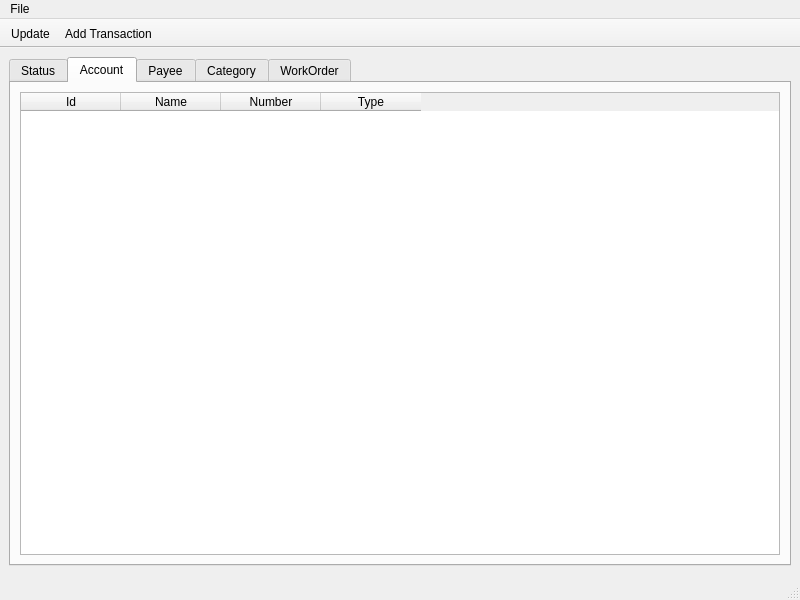
Old version of the form plutotool-dgui/mainwindow.ui in the repository warcomeb/PlutoTool.
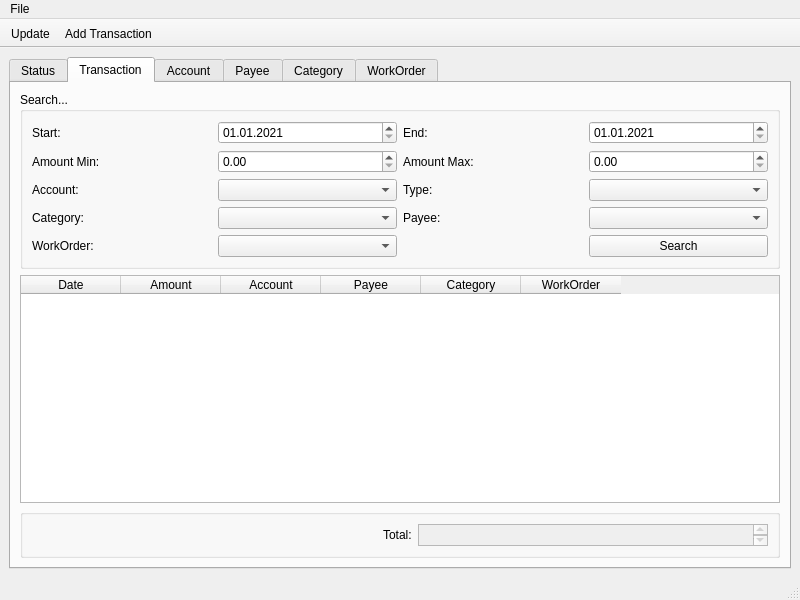
New version of the form.

Commit message: Working on print movements search.

The edit to the form file:
```diff
--- a/plutotool-dgui/mainwindow.ui
+++ b/plutotool-dgui/mainwindow.ui
@@ -11,7 +11,7 @@
    </rect>
   </property>
   <property name="sizePolicy">
-   <sizepolicy hsizetype="Maximum" vsizetype="Maximum">
+   <sizepolicy hsizetype="Expanding" vsizetype="Expanding">
     <horstretch>0</horstretch>
     <verstretch>0</verstretch>
    </sizepolicy>
@@ -33,6 +33,9 @@
     </size>
    </property>
    <layout class="QGridLayout" name="gridLayout">
+    <property name="sizeConstraint">
+     <enum>QLayout::SetMinAndMaxSize</enum>
+    </property>
     <item row="0" column="0">
      <widget class="QTabWidget" name="tabWidget">
       <property name="sizePolicy">
@@ -55,6 +58,259 @@
         <string>Status</string>
        </attribute>
       </widget>
+      <widget class="QWidget" name="tabTransaction">
+       <attribute name="title">
+        <string>Transaction</string>
+       </attribute>
+       <layout class="QVBoxLayout" name="verticalLayout">
+        <item>
+         <widget class="QGroupBox" name="groupBox">
+          <property name="title">
+           <string>Search...</string>
+          </property>
+          <layout class="QGridLayout" name="gridLayout_4">
+           <item row="0" column="0">
+            <widget class="QLabel" name="label">
+             <property name="text">
+              <string>Start:</string>
+             </property>
+            </widget>
+           </item>
+           <item row="1" column="0">
+            <widget class="QLabel" name="label_3">
+             <property name="text">
+              <string>Amount Min:</string>
+             </property>
+            </widget>
+           </item>
+           <item row="3" column="1">
+            <widget class="QComboBox" name="categoryComboBox"/>
+           </item>
+           <item row="3" column="0">
+            <widget class="QLabel" name="label_7">
+             <property name="text">
+              <string>Category:</string>
+             </property>
+            </widget>
+           </item>
+           <item row="1" column="3">
+            <widget class="QDoubleSpinBox" name="amountMaxSpinBox"/>
+           </item>
+           <item row="0" column="1">
+            <widget class="QDateEdit" name="startDateEdit">
+             <property name="minimumDate">
+              <date>
+               <year>2021</year>
+               <month>1</month>
+               <day>1</day>
+              </date>
+             </property>
+             <property name="displayFormat">
+              <string>dd.MM.yyyy</string>
+             </property>
+            </widget>
+           </item>
+           <item row="0" column="2">
+            <widget class="QLabel" name="label_2">
+             <property name="text">
+              <string>End:</string>
+             </property>
+            </widget>
+           </item>
+           <item row="0" column="3">
+            <widget class="QDateEdit" name="endDateEdit">
+             <property name="minimumDate">
+              <date>
+               <year>2021</year>
+               <month>1</month>
+               <day>1</day>
+              </date>
+             </property>
+             <property name="displayFormat">
+              <string>dd.MM.yyyy</string>
+             </property>
+            </widget>
+           </item>
+           <item row="1" column="2">
+            <widget class="QLabel" name="label_4">
+             <property name="text">
+              <string>Amount Max:</string>
+             </property>
+            </widget>
+           </item>
+           <item row="1" column="1">
+            <widget class="QDoubleSpinBox" name="amountMinSpinBox"/>
+           </item>
+           <item row="4" column="1">
+            <widget class="QComboBox" name="workorderComboBox"/>
+           </item>
+           <item row="4" column="0">
+            <widget class="QLabel" name="label_5">
+             <property name="text">
+              <string>WorkOrder:</string>
+             </property>
+            </widget>
+           </item>
+           <item row="2" column="0">
+            <widget class="QLabel" name="label_8">
+             <property name="text">
+              <string>Account:</string>
+             </property>
+            </widget>
+           </item>
+           <item row="3" column="2">
+            <widget class="QLabel" name="label_6">
+             <property name="text">
+              <string>Payee:</string>
+             </property>
+            </widget>
+           </item>
+           <item row="3" column="3">
+            <widget class="QComboBox" name="payeeComboBox"/>
+           </item>
+           <item row="2" column="1">
+            <widget class="QComboBox" name="accountComboBox"/>
+           </item>
+           <item row="2" column="2">
+            <widget class="QLabel" name="label_9">
+             <property name="text">
+              <string>Type:</string>
+             </property>
+            </widget>
+           </item>
+           <item row="2" column="3">
+            <widget class="QComboBox" name="typeComboBox"/>
+           </item>
+           <item row="4" column="3">
+            <widget class="QPushButton" name="searchTransactionPushButton">
+             <property name="text">
+              <string>Search</string>
+             </property>
+            </widget>
+           </item>
+          </layout>
+         </widget>
+        </item>
+        <item>
+         <widget class="QTableWidget" name="movementsTableWidget">
+          <property name="minimumSize">
+           <size>
+            <width>0</width>
+            <height>0</height>
+           </size>
+          </property>
+          <column>
+           <property name="text">
+            <string>Date</string>
+           </property>
+          </column>
+          <column>
+           <property name="text">
+            <string>Amount</string>
+           </property>
+          </column>
+          <column>
+           <property name="text">
+            <string>Account</string>
+           </property>
+          </column>
+          <column>
+           <property name="text">
+            <string>Payee</string>
+           </property>
+          </column>
+          <column>
+           <property name="text">
+            <string>Category</string>
+           </property>
+          </column>
+          <column>
+           <property name="text">
+            <string>WorkOrder</string>
+           </property>
+          </column>
+         </widget>
+        </item>
+        <item>
+         <widget class="QGroupBox" name="groupBox_2">
+          <property name="sizePolicy">
+           <sizepolicy hsizetype="Preferred" vsizetype="Fixed">
+            <horstretch>0</horstretch>
+            <verstretch>0</verstretch>
+           </sizepolicy>
+          </property>
+          <property name="minimumSize">
+           <size>
+            <width>0</width>
+            <height>50</height>
+           </size>
+          </property>
+          <property name="maximumSize">
+           <size>
+            <width>16777215</width>
+            <height>50</height>
+           </size>
+          </property>
+          <property name="title">
+           <string/>
+          </property>
+          <layout class="QHBoxLayout" name="horizontalLayout">
+           <property name="sizeConstraint">
+            <enum>QLayout::SetMinimumSize</enum>
+           </property>
+           <item>
+            <spacer name="horizontalSpacer">
+             <property name="orientation">
+              <enum>Qt::Horizontal</enum>
+             </property>
+             <property name="sizeHint" stdset="0">
+              <size>
+               <width>40</width>
+               <height>20</height>
+              </size>
+             </property>
+            </spacer>
+           </item>
+           <item>
+            <widget class="QLabel" name="label_10">
+             <property name="text">
+              <string>Total:</string>
+             </property>
+             <property name="scaledContents">
+              <bool>false</bool>
+             </property>
+            </widget>
+           </item>
+           <item>
+            <widget class="QPlainTextEdit" name="totalTextEdit">
+             <property name="enabled">
+              <bool>false</bool>
+             </property>
+             <property name="sizePolicy">
+              <sizepolicy hsizetype="Expanding" vsizetype="Fixed">
+               <horstretch>0</horstretch>
+               <verstretch>0</verstretch>
+              </sizepolicy>
+             </property>
+             <property name="minimumSize">
+              <size>
+               <width>0</width>
+               <height>22</height>
+              </size>
+             </property>
+             <property name="maximumSize">
+              <size>
+               <width>16777215</width>
+               <height>22</height>
+              </size>
+             </property>
+            </widget>
+           </item>
+          </layout>
+         </widget>
+        </item>
+       </layout>
+      </widget>
       <widget class="QWidget" name="tabAccounts">
        <attribute name="title">
         <string>Account</string>
```
The commit also changes 3 other files.
